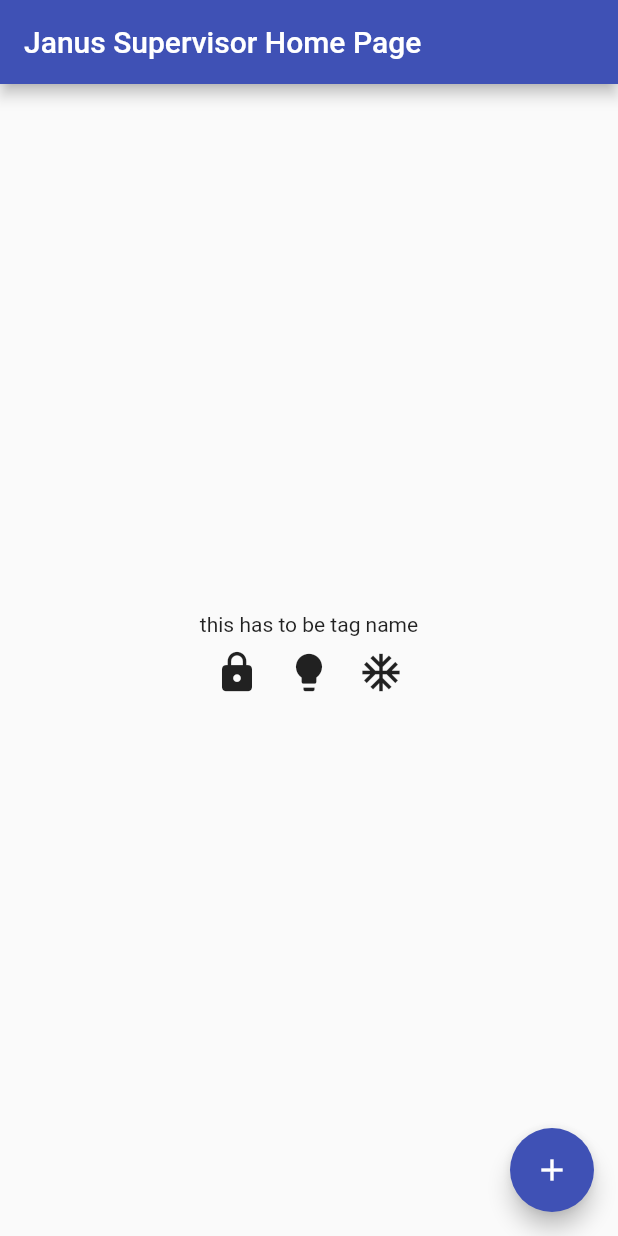
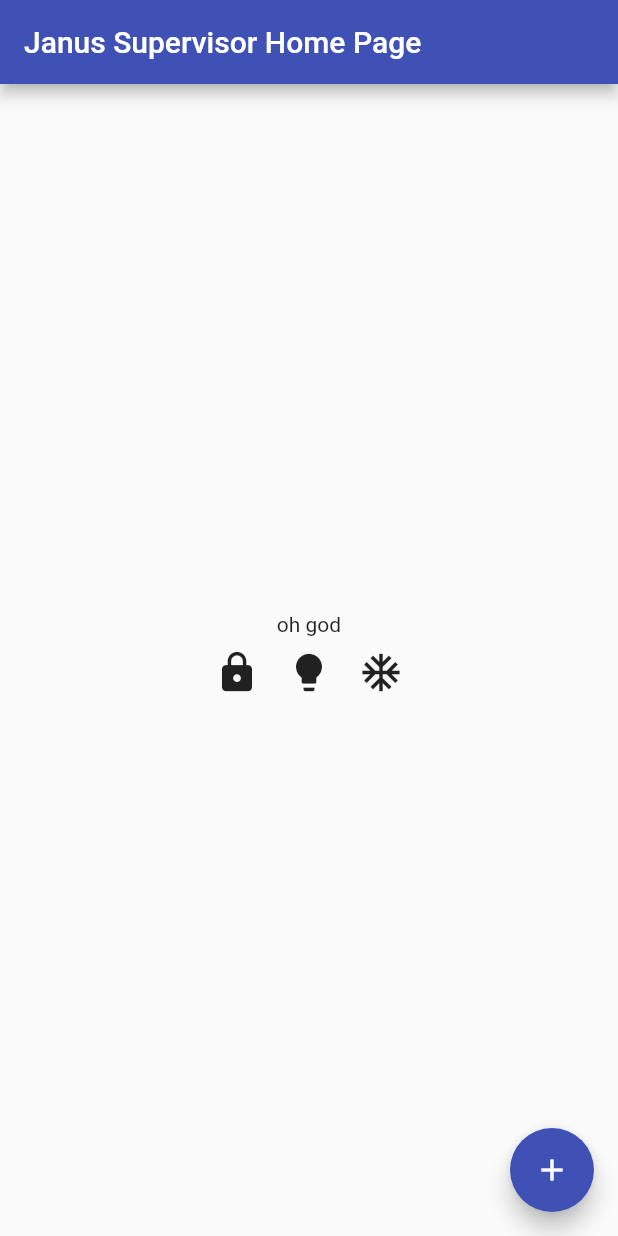
Before and after one commit to RenatoExpert/shuei-client, a Flutter app: the screen it shows after launch, on a phone screen of 412 x 824 dp. Run offline on Flutter 3.47's test engine with Material 2 defaults, Android fonts, the phone set to English and light mode, and no system bars.

Commit message:
simplyfing text widget

```diff
--- a/lib/main.dart
+++ b/lib/main.dart
@@ -39,9 +39,7 @@ class DeviceDisplay extends Center {
       // to see the wireframe for each widget.
         mainAxisAlignment: MainAxisAlignment.center,
         children: <Widget>[
-            const Text(
-                'this has to be tag name',
-            ),
+            const Text("oh god"),
             Row (
                 mainAxisAlignment: MainAxisAlignment.center,
                 children: <Widget>[
```
